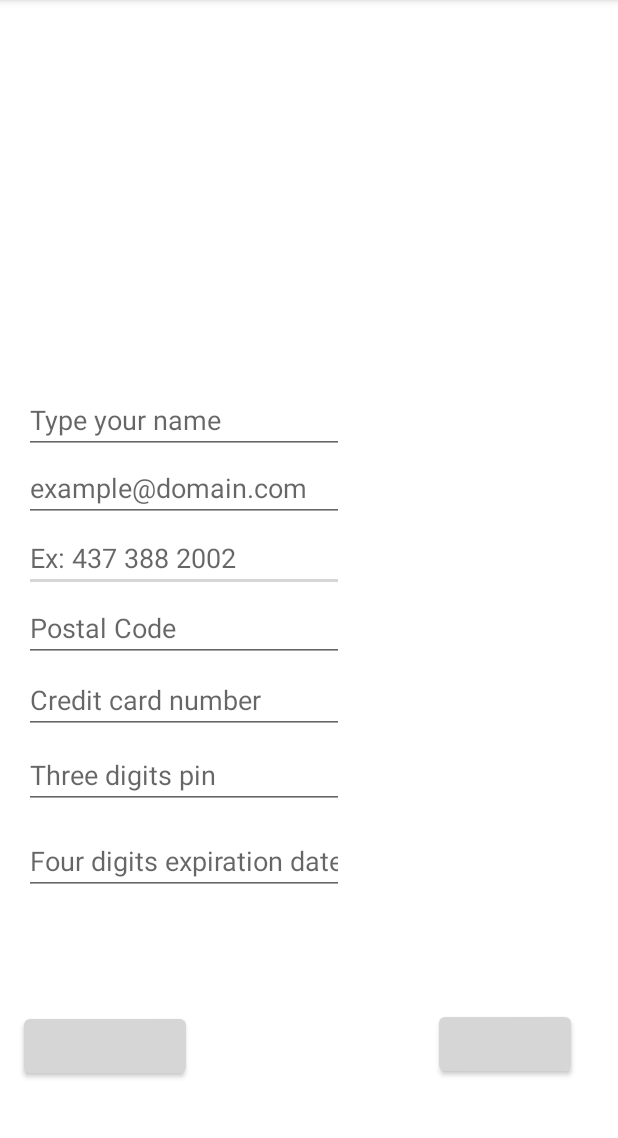
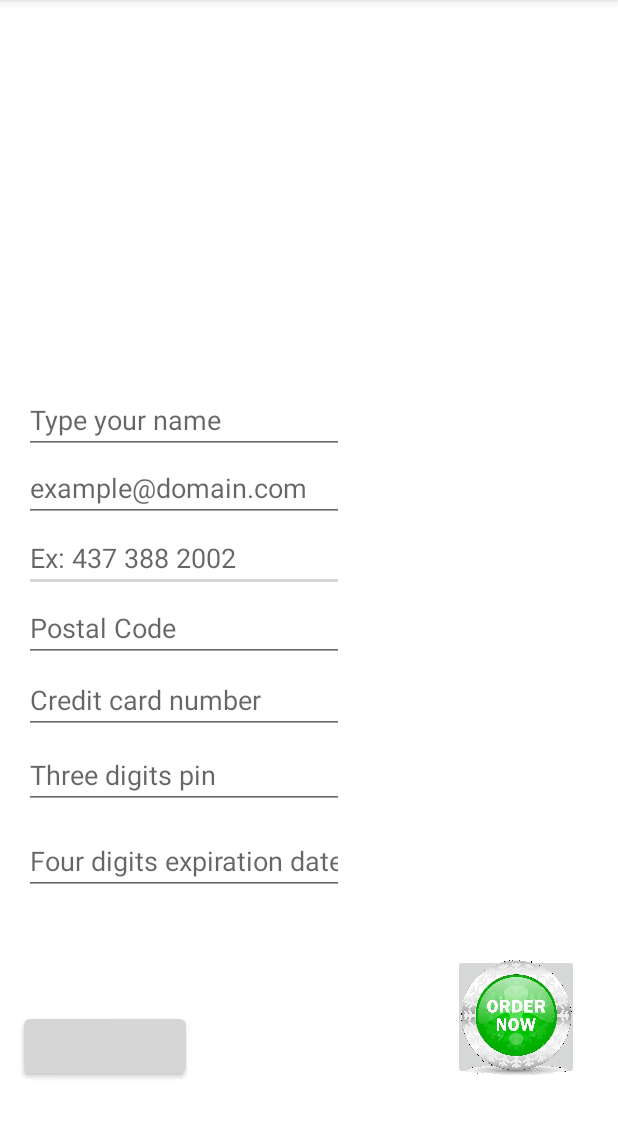
Before and after one commit to SafwanShaib3815/Pizza-Android-App, an Android app: the SafwanPaymentActivity screen opened directly, with no data from a screen before it, on a phone screen of 412 x 824 dp, the part 84-1222 px from its top. Run offline under Robolectric (Android 15) with nearby library versions, the phone set to English and light mode, and no system bars; 1 statement that could not run was skipped.

Commit message:
order button replaced by an image button

```diff
--- a/SafwanAssign22/src/main/java/safwan/shaib/n01343815/SafwanPaymentActivity.java
+++ b/SafwanAssign22/src/main/java/safwan/shaib/n01343815/SafwanPaymentActivity.java
@@ -13,6 +13,7 @@ import android.view.MenuItem;
 import android.view.View;
 import android.widget.Button;
 import android.widget.EditText;
+import android.widget.ImageButton;
 import android.widget.ImageView;
 import android.widget.TextView;
 import android.widget.Toast;
@@ -24,14 +25,15 @@ public class SafwanPaymentActivity extends AppCompatActivity {
         super.onCreate(savedInstanceState);
         setContentView(R.layout.activity_safwan_payment);
 
-        Button order,prev;
+        Button prev;
+        ImageButton order;
         //Get components from this layout to edit
         TextView storeSelection, typeSelection, sizeSelection, toppingsSelection;
         storeSelection = (TextView) findViewById(R.id.rcv_store_selection2);
         typeSelection = (TextView) findViewById(R.id.rcv_type);
         sizeSelection = (TextView) findViewById(R.id.rcv_size);
         toppingsSelection = (TextView) findViewById(R.id.rcv_toppings);
-        order = (Button) findViewById(R.id.order_btn);
+        order = (ImageButton) findViewById(R.id.order_btn);
 
         //Recive selected store name
         storeSelection.setText(getIntent().getStringExtra(getString(R.string.storeSelection)));
--- a/SafwanAssign22/src/main/res/layout/activity_safwan_payment.xml
+++ b/SafwanAssign22/src/main/res/layout/activity_safwan_payment.xml
@@ -193,17 +193,17 @@
         app:layout_constraintTop_toTopOf="parent"
         app:layout_constraintVertical_bias="0.935" />
 
-    <Button
+    <ImageButton
         android:id="@+id/order_btn"
-        android:layout_width="wrap_content"
-        android:layout_height="wrap_content"
-        android:text="@string/order"
+        android:layout_width="84dp"
+        android:layout_height="84dp"
         app:layout_constraintBottom_toBottomOf="parent"
         app:layout_constraintEnd_toEndOf="parent"
-        app:layout_constraintHorizontal_bias="0.904"
+        app:layout_constraintHorizontal_bias="0.921"
         app:layout_constraintStart_toStartOf="parent"
         app:layout_constraintTop_toTopOf="parent"
-        app:layout_constraintVertical_bias="0.933" />
+        app:layout_constraintVertical_bias="0.93"
+        app:srcCompat="@drawable/order_icon" />
 
 
 </androidx.constraintlayout.widget.ConstraintLayout>
```
Also changed, not shown: SafwanAssign22/src/main/res/drawable-xxhdpi/order_icon.png (added).
